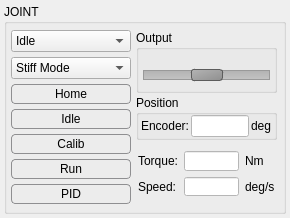
First picture: the form in src/yarpmotorgui-qt/jointitem.ui, repository robotology/yarp, before the edit.
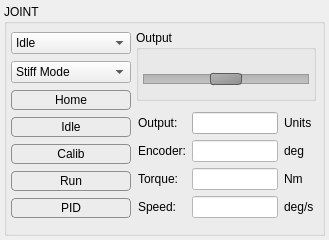
Second picture: the form after the edit. The open tabs and pages were chosen to show the change. Custom widgets are drawn as their Qt base class.

Commit message:
yarpmotorgui: Added QlineEdit box to display openloop output.
This fixes issue #630

```diff
--- a/src/yarpmotorgui-qt/jointitem.ui
+++ b/src/yarpmotorgui-qt/jointitem.ui
@@ -2,24 +2,27 @@
 <ui version="4.0">
  <class>JointItem</class>
  <widget class="QWidget" name="JointItem">
+  <property name="enabled">
+   <bool>true</bool>
+  </property>
   <property name="geometry">
    <rect>
     <x>0</x>
     <y>0</y>
-    <width>290</width>
-    <height>218</height>
+    <width>329</width>
+    <height>240</height>
    </rect>
   </property>
   <property name="minimumSize">
    <size>
     <width>290</width>
-    <height>218</height>
+    <height>240</height>
    </size>
   </property>
   <property name="maximumSize">
    <size>
     <width>329</width>
-    <height>218</height>
+    <height>240</height>
    </size>
   </property>
   <property name="windowTitle">
@@ -1602,72 +1605,6 @@
             </layout>
            </widget>
           </item>
-          <item>
-           <widget class="QGroupBox" name="groupBox_10">
-            <property name="title">
-             <string>Position</string>
-            </property>
-            <layout class="QVBoxLayout" name="verticalLayout_15">
-             <property name="leftMargin">
-              <number>2</number>
-             </property>
-             <property name="topMargin">
-              <number>0</number>
-             </property>
-             <property name="rightMargin">
-              <number>2</number>
-             </property>
-             <property name="bottomMargin">
-              <number>0</number>
-             </property>
-             <item>
-              <widget class="QWidget" name="widget_21" native="true">
-               <layout class="QHBoxLayout" name="horizontalLayout_13">
-                <property name="spacing">
-                 <number>2</number>
-                </property>
-                <property name="leftMargin">
-                 <number>0</number>
-                </property>
-                <property name="topMargin">
-                 <number>0</number>
-                </property>
-                <property name="rightMargin">
-                 <number>0</number>
-                </property>
-                <property name="bottomMargin">
-                 <number>0</number>
-                </property>
-                <item>
-                 <widget class="QLabel" name="label_21">
-                  <property name="text">
-                   <string>Encoder:</string>
-                  </property>
-                 </widget>
-                </item>
-                <item>
-                 <widget class="QLineEdit" name="editOpenLoopCurrentPos">
-                  <property name="styleSheet">
-                   <string notr="true">background-color: rgb(255, 255, 255);</string>
-                  </property>
-                  <property name="readOnly">
-                   <bool>true</bool>
-                  </property>
-                 </widget>
-                </item>
-                <item>
-                 <widget class="QLabel" name="label_posUnits_7">
-                  <property name="text">
-                   <string>deg</string>
-                  </property>
-                 </widget>
-                </item>
-               </layout>
-              </widget>
-             </item>
-            </layout>
-           </widget>
-          </item>
           <item>
            <widget class="QWidget" name="widget_22" native="true">
             <layout class="QGridLayout" name="gridLayout_6">
@@ -1677,14 +1614,37 @@
              <property name="rightMargin">
               <number>2</number>
              </property>
-             <item row="0" column="0">
+             <item row="3" column="2">
+              <widget class="QLabel" name="label_velUnits_7">
+               <property name="text">
+                <string>deg/s</string>
+               </property>
+              </widget>
+             </item>
+             <item row="3" column="1">
+              <widget class="QLineEdit" name="editOpenLoopSpeed">
+               <property name="maximumSize">
+                <size>
+                 <width>16777215</width>
+                 <height>16777215</height>
+                </size>
+               </property>
+               <property name="styleSheet">
+                <string notr="true">background-color: rgb(255, 255, 255);</string>
+               </property>
+               <property name="readOnly">
+                <bool>true</bool>
+               </property>
+              </widget>
+             </item>
+             <item row="2" column="0">
               <widget class="QLabel" name="label_trqTitle_7">
                <property name="text">
                 <string>Torque:</string>
                </property>
               </widget>
              </item>
-             <item row="0" column="1">
+             <item row="2" column="1">
               <widget class="QLineEdit" name="editOpenLoopTorque">
                <property name="maximumSize">
                 <size>
@@ -1700,28 +1660,29 @@
                </property>
               </widget>
              </item>
-             <item row="0" column="2">
+             <item row="2" column="2">
               <widget class="QLabel" name="label_trqUnits_7">
                <property name="text">
                 <string>Nm</string>
                </property>
               </widget>
              </item>
-             <item row="1" column="0">
+             <item row="3" column="0">
               <widget class="QLabel" name="labelSpeed10">
                <property name="text">
                 <string>Speed:</string>
                </property>
               </widget>
              </item>
+             <item row="1" column="0">
+              <widget class="QLabel" name="label_21">
+               <property name="text">
+                <string>Encoder:</string>
+               </property>
+              </widget>
+             </item>
              <item row="1" column="1">
-              <widget class="QLineEdit" name="editOpenLoopSpeed">
-               <property name="maximumSize">
-                <size>
-                 <width>16777215</width>
-                 <height>16777215</height>
-                </size>
-               </property>
+              <widget class="QLineEdit" name="editOpenLoopCurrentPos">
                <property name="styleSheet">
                 <string notr="true">background-color: rgb(255, 255, 255);</string>
                </property>
@@ -1731,9 +1692,26 @@
               </widget>
              </item>
              <item row="1" column="2">
-              <widget class="QLabel" name="label_velUnits_7">
+              <widget class="QLabel" name="label_posUnits_7">
                <property name="text">
-                <string>deg/s</string>
+                <string>deg</string>
+               </property>
+              </widget>
+             </item>
+             <item row="0" column="0">
+              <widget class="QLabel" name="label">
+               <property name="text">
+                <string>Output:</string>
+               </property>
+              </widget>
+             </item>
+             <item row="0" column="1">
+              <widget class="QLineEdit" name="editOpenLoopOutput"/>
+             </item>
+             <item row="0" column="2">
+              <widget class="QLabel" name="label_2">
+               <property name="text">
+                <string>Units</string>
                </property>
               </widget>
              </item>
```
Left out of the diff: 2 changed lines with no effect on the pictures. The commit also changes 1 other file.
